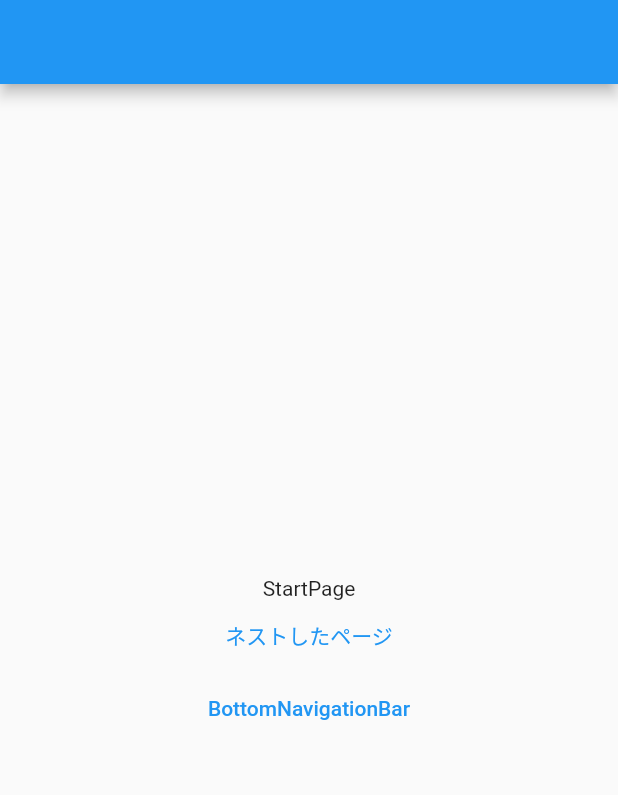
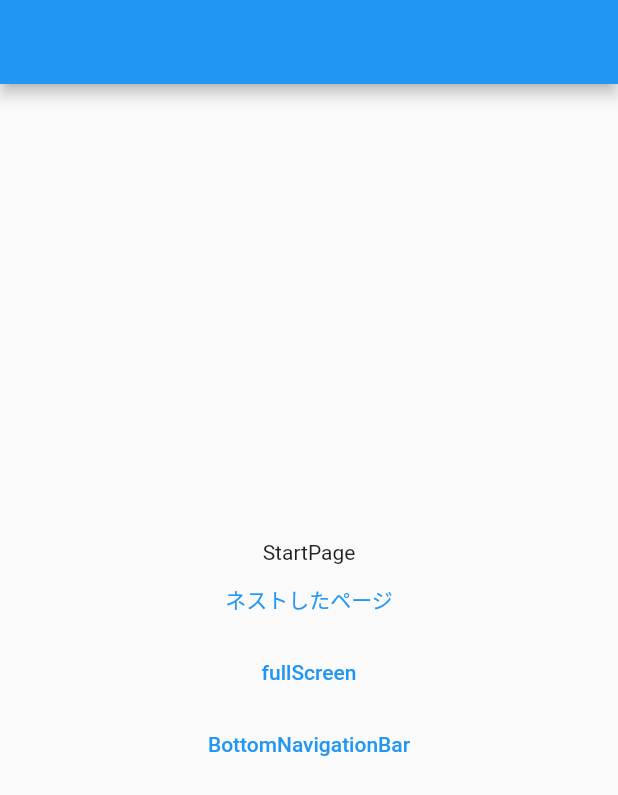
Before and after one commit to sakurakotubaki/Go-Router-BottomNavigationBar, a Flutter app: the screen it shows after launch, on a phone screen of 412 x 824 dp. Shown: the top 795 px of the screen. Run offline on Flutter 3.47's test engine with Material 2 defaults, Android fonts, the phone set to English and light mode, and no system bars; our stand-ins replace go_router.

Commit message:
add fullscreenDialog

```diff
--- a/lib/router/router.dart
+++ b/lib/router/router.dart
@@ -10,6 +10,7 @@ import 'package:go_route_navigationbar/ui/page/start_datil.dart';
 import 'package:go_route_navigationbar/ui/page/start_page.dart';
 import 'package:go_router/go_router.dart';
 
+// GlobalKeyを使用してボトムナビゲーションバーのWidgetにアクセスできるようにする.
 final GlobalKey<NavigatorState> _rootNavigatorKey =
     GlobalKey<NavigatorState>(debugLabel: 'root');
 final GlobalKey<NavigatorState> _shellNavigatorKey =
@@ -19,6 +20,8 @@ final GoRouter goRouter = GoRouter(
   navigatorKey: _rootNavigatorKey,
   initialLocation: '/',
   routes: <RouteBase>[
+    /// ボトムナビゲーションバーとは違うルート.
+    /// [ここから]
     GoRoute(
       path: '/',
       builder: (BuildContext context, GoRouterState state) {
@@ -31,9 +34,19 @@ final GoRouter goRouter = GoRouter(
                 return const StartDetail();
               },
             ),
+        GoRoute(
+              path: 'z',
+              pageBuilder: (context, state) => const MaterialPage(
+                fullscreenDialog: true,
+                child: StartDetail())
+            ),
       ]
     ),
+    /// [ここまで]
+    // -----------------------------------------------------------------
     /// アプリケーションシェル
+    /// この中にボトムナビゲーションバーする設定を書く.
+    /// [ここから]
     ShellRoute(
       navigatorKey: _shellNavigatorKey,
       builder: (BuildContext context, GoRouterState state, Widget child) {
@@ -116,5 +129,6 @@ final GoRouter goRouter = GoRouter(
         ),
       ],
     ),
+    /// [ここまで]
   ],
 );
--- a/lib/ui/navigation/scafflod_with_navbar.dart
+++ b/lib/ui/navigation/scafflod_with_navbar.dart
@@ -16,6 +16,7 @@ class ScaffoldWithNavBar extends StatelessWidget {
 
   @override
   Widget build(BuildContext context) {
+
     return Scaffold(
       body: child,
       bottomNavigationBar: BottomNavigationBar(
@@ -55,6 +56,7 @@ class ScaffoldWithNavBar extends StatelessWidget {
     if (location.startsWith('/c')) {
       return 2;
     }
+    // 追加したコード。0から数えて追加するみたいです.
     if (location.startsWith('/d')) {
       return 3;
     }
@@ -72,6 +74,7 @@ class ScaffoldWithNavBar extends StatelessWidget {
       case 2:
         GoRouter.of(context).go('/c');
         break;
+      // 追加したコード
       case 3:
         GoRouter.of(context).go('/d');
         break;
--- a/lib/ui/page/start_page.dart
+++ b/lib/ui/page/start_page.dart
@@ -22,6 +22,13 @@ class StartPage extends StatelessWidget {
             ),
             TextButton(
               onPressed: () {
+                // Startページのネストしたルートのページ.
+                context.go('/z');
+              },
+              child: const Text('fullScreen'),
+            ),
+            TextButton(
+              onPressed: () {
                 // BottomNavigationBarの最初のページへ画面遷移するコード.
                 context.go('/a');
               },
```
